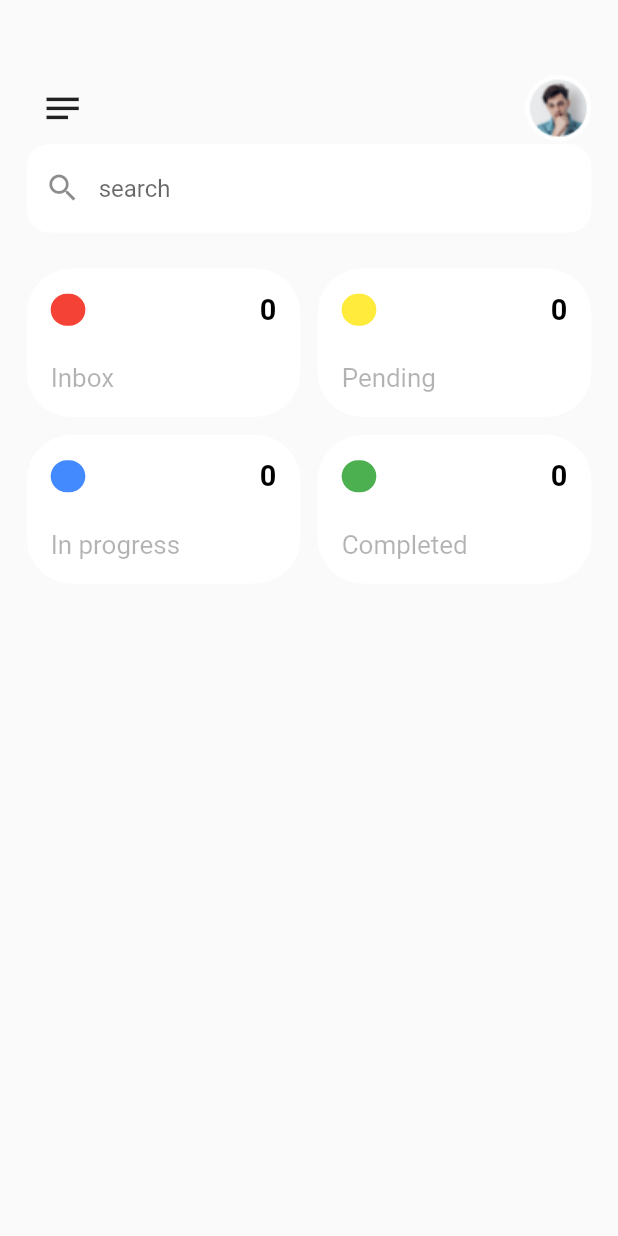
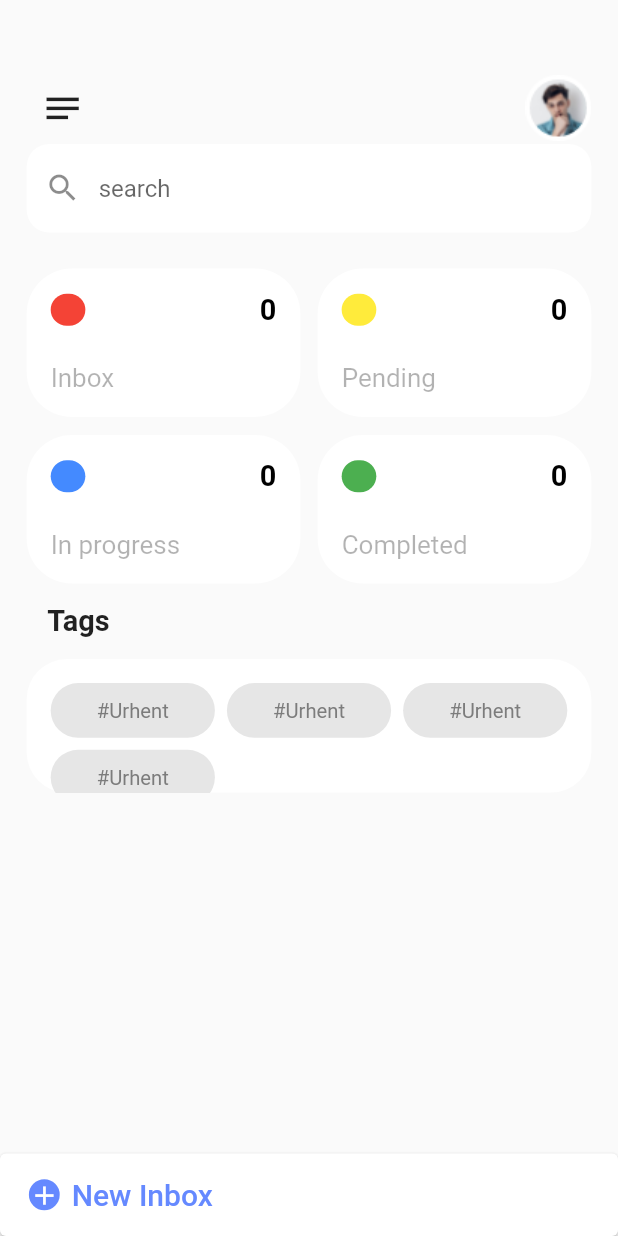
Before and after one commit to Ezz-Al-Moqaied/pal_mail_app, a Flutter app: the HomeScreen screen opened directly, on a phone screen of 412 x 824 dp. Run offline on Flutter 3.47's test engine with Material 2 defaults, Android fonts, the phone set to English and light mode, and no system bars; our stand-ins replace animated_splash_screen, flutter_screenutil, fluttertoast, shared_preferences; accounts and stored records are empty; generated files the repository leaves out were written again.

Commit message:
homePage ui design

```diff
--- a/lib/constants/colors.dart
+++ b/lib/constants/colors.dart
@@ -11,3 +11,6 @@ const Color buttonBackGroundColor2 = Colors.white;
 const Color splashColorDegree3 = Color(0xff4F78FF);
 const Color textFieldHintColor = Color(0xffBDBDBD);
 const Color border = Color(0xff707070);
+const Color tagTextColor = Color(0xff7C7C7C);
+const Color tagButtonColor = Color(0xffe6e6e6);
+const Color inboxtextColor = Color(0xff6589FF);
--- a/lib/screens/home_screen.dart
+++ b/lib/screens/home_screen.dart
@@ -4,11 +4,12 @@ import 'package:pal_mail_app/constants/colors.dart';
 import 'package:pal_mail_app/constants/images.dart';
 import 'package:pal_mail_app/constants/widget.dart';
 import 'package:pal_mail_app/providers/home_provider.dart';
-import 'package:pal_mail_app/screens/auth_screen.dart';
-import 'package:pal_mail_app/services/shared_preferences.dart';
+
 import 'package:pal_mail_app/widgets/status_mail_widget.dart';
 import 'package:pal_mail_app/widgets/text_field_widget.dart';
 import 'package:provider/provider.dart';
+
+import '../widgets/tags_widget.dart';
 
 class HomeScreen extends StatelessWidget {
   const HomeScreen({Key? key}) : super(key: key);
@@ -18,6 +19,32 @@ class HomeScreen extends StatelessWidget {
     final homeProvider = Provider.of<HomeProvider>(context);
     TextEditingController searchController = TextEditingController();
     return Scaffold(
+      bottomSheet: ElevatedButton(
+          style: ElevatedButton.styleFrom(
+              backgroundColor: colorWhite,
+              padding: EdgeInsets.symmetric(vertical: 18.h, horizontal: 20.w)),
+          onPressed: () {},
+          child: Row(
+            children: [
+              Container(
+                decoration: BoxDecoration(
+                    color: inboxtextColor,
+                    borderRadius: BorderRadius.circular(30.r)),
+                child: Icon(
+                  Icons.add_outlined,
+                  size: 24.w.h,
+                  color: colorWhite,
+                ),
+              ),
+              const SizedBox(
+                width: 8,
+              ),
+              const Text(
+                "New Inbox",
+                style: TextStyle(fontSize: 20, color: inboxtextColor),
+              )
+            ],
+          )),
       body: Padding(
         padding: EdgeInsets.symmetric(horizontal: 20.h),
         child: Column(
@@ -41,7 +68,9 @@ class HomeScreen extends StatelessWidget {
             textFormFieldWidget(
                 controller: searchController,
                 type: TextInputType.text,
-                validate: (value) {},
+                validate: (value) {
+                  return null;
+                },
                 hintText: "search",
                 prefixIcon: Icons.search,
                 colors: Colors.white),
@@ -85,6 +114,20 @@ class HomeScreen extends StatelessWidget {
                 ),
               ],
             ),
+            // Expanded Tile widget start
+            // Expanded Tile widget end
+            Container(
+              padding: EdgeInsets.all(16.w.h),
+              alignment: Alignment.centerLeft,
+              child: Text(
+                "Tags",
+                textAlign: TextAlign.start,
+                style: TextStyle(fontSize: 20.sp, fontWeight: FontWeight.bold),
+              ),
+            ),
+            // Tags start
+            const TagsWidget(),
+            // Tags End
           ],
         ),
       ),
--- /dev/null
+++ b/lib/widgets/tags_widget.dart
@@ -0,0 +1,48 @@
+import 'package:flutter/material.dart';
+import 'package:flutter_screenutil/flutter_screenutil.dart';
+
+import '../constants/colors.dart';
+
+class TagsWidget extends StatelessWidget {
+  const TagsWidget({
+    super.key,
+  });
+
+  @override
+  Widget build(BuildContext context) {
+    return Container(
+        height: 100.h,
+        decoration: BoxDecoration(
+            color: colorWhite, borderRadius: BorderRadius.circular(30.r)),
+        child: GridView.builder(
+          padding: const EdgeInsets.all(16),
+          scrollDirection: Axis.vertical,
+          itemCount: 4,
+          gridDelegate: const SliverGridDelegateWithFixedCrossAxisCount(
+              childAspectRatio: 3,
+              crossAxisCount: 3,
+              mainAxisSpacing: 8,
+              crossAxisSpacing: 8),
+          itemBuilder: (context, index) {
+            return InkWell(
+              onTap: () {
+                print("Test");
+              },
+              child: Container(
+                alignment: Alignment.center,
+                padding:
+                    const EdgeInsets.symmetric(horizontal: 12, vertical: 8),
+                decoration: BoxDecoration(
+                    color: tagButtonColor,
+                    borderRadius:
+                        BorderRadiusDirectional.all(Radius.circular(30.r))),
+                child: Text(
+                  "#Urhent",
+                  style: TextStyle(color: tagTextColor, fontSize: 14.sp),
+                ),
+              ),
+            );
+          },
+        ));
+  }
+}
```
